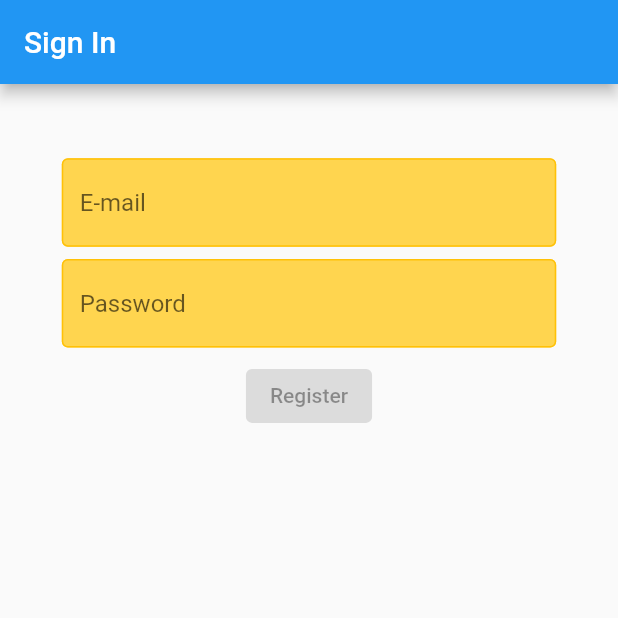
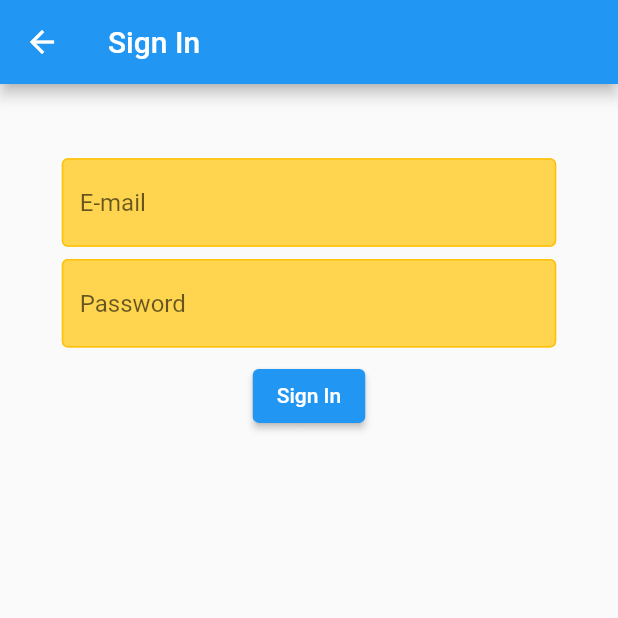
Before and after one commit to NedimRamicevic/todo_firebase, a Flutter app: the SignIn screen opened directly, on a phone screen of 412 x 824 dp, the top half of it. Run offline on Flutter 3.47's test engine with Material 2 defaults, Android fonts, the phone set to English and light mode, and no system bars; our stand-ins replace firebase_auth, firebase_core; accounts and stored records are empty; network calls fail.

Commit message:
registerSignInSignOutDone

```diff
--- a/lib/screens/authentication/register.dart
+++ b/lib/screens/authentication/register.dart
@@ -15,7 +15,7 @@ class _RegisterState extends State<Register> {
   String password = "";
   @override
   Widget build(BuildContext context) {
-    Authenticate auth = Authenticate();
+    AuthService auth = AuthService();
     return Scaffold(
       appBar: AppBar(
         title: const Text("Sign In"),
@@ -23,7 +23,7 @@ class _RegisterState extends State<Register> {
       body: Container(
         padding: EdgeInsets.symmetric(
             horizontal: context.lowWidthValue,
-            vertical: context.lowHeighthValue),
+            vertical: context.mediumHeightValue),
         child: Column(
           children: [
             Form(
@@ -54,6 +54,7 @@ class _RegisterState extends State<Register> {
                       textInputDecoration.copyWith(hintText: "Password"),
                 ),
                 context.emptyWidgetHeight,
+                context.emptyWidgetHeight,
                 ElevatedButton(
                     onPressed: () =>
                         auth.createUserWithEmailandPassword(email, password),
--- a/lib/screens/authentication/signIn.dart
+++ b/lib/screens/authentication/signIn.dart
@@ -1,5 +1,6 @@
 import 'package:flutter/material.dart';
 import 'package:todo_firebase/extensions/context_extension.dart';
+import 'package:todo_firebase/services/authentication.dart';
 import 'package:todo_firebase/shared/constants.dart';
 
 class SignIn extends StatefulWidget {
@@ -10,6 +11,8 @@ class SignIn extends StatefulWidget {
 }
 
 class _SignInState extends State<SignIn> {
+  String email = "";
+  String password = "";
   @override
   Widget build(BuildContext context) {
     return Scaffold(
@@ -25,19 +28,26 @@ class _SignInState extends State<SignIn> {
             Form(
                 child: Column(
               children: [
-                SizedBox(
-                  height: context.dynamicHeight(0.01),
-                ),
+                context.emptyWidgetHeight,
                 TextFormField(
+                  onChanged: (value) => setState(() {
+                    email = value;
+                  }),
                   decoration: textInputDecoration.copyWith(hintText: "E-mail"),
                 ),
                 context.emptyWidgetHeight,
                 TextFormField(
+                  onChanged: (value) => setState(() {
+                    password = value;
+                  }),
                   decoration:
                       textInputDecoration.copyWith(hintText: "Password"),
                 ),
                 context.emptyWidgetHeight,
-                const ElevatedButton(onPressed: null, child: Text("Register"))
+                ElevatedButton(
+                    onPressed: () =>
+                        AuthService().signInWithEmailPassword(email, password),
+                    child: const Text("Sign In"))
               ],
             ))
           ],
--- a/lib/services/authentication.dart
+++ b/lib/services/authentication.dart
@@ -1,6 +1,6 @@
 import 'package:firebase_auth/firebase_auth.dart';
 
-class Authenticate {
+class AuthService {
   final FirebaseAuth _auth = FirebaseAuth.instance;
 
   Stream<User> get user {
```
Also changed, not shown: lib/main.dart (+13 -40 lines), lib/screens/authentication/home/home.dart (added, +26 -0 lines), lib/screens/wrapper.dart (added, +20 -0 lines).
